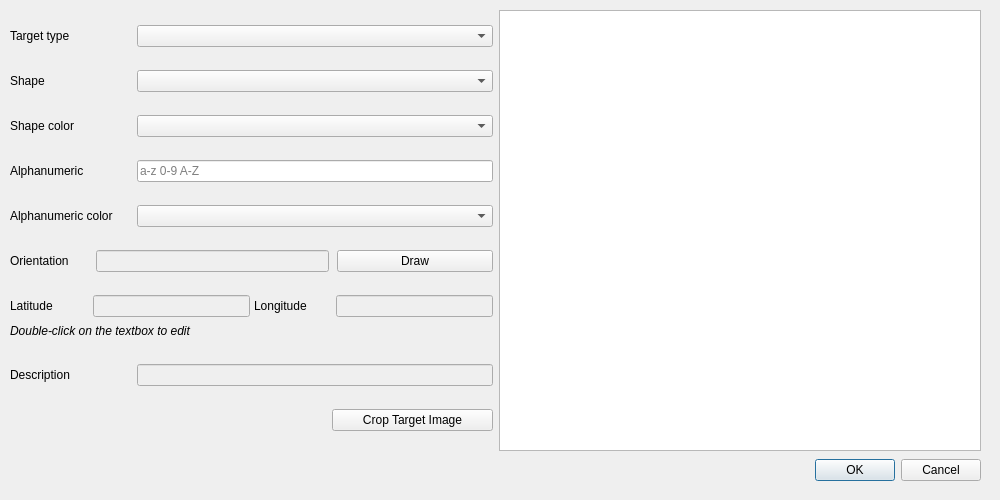
Team-Guardian/tagger, file gui/ui/ui_interopTarget.ui: the form before one commit.
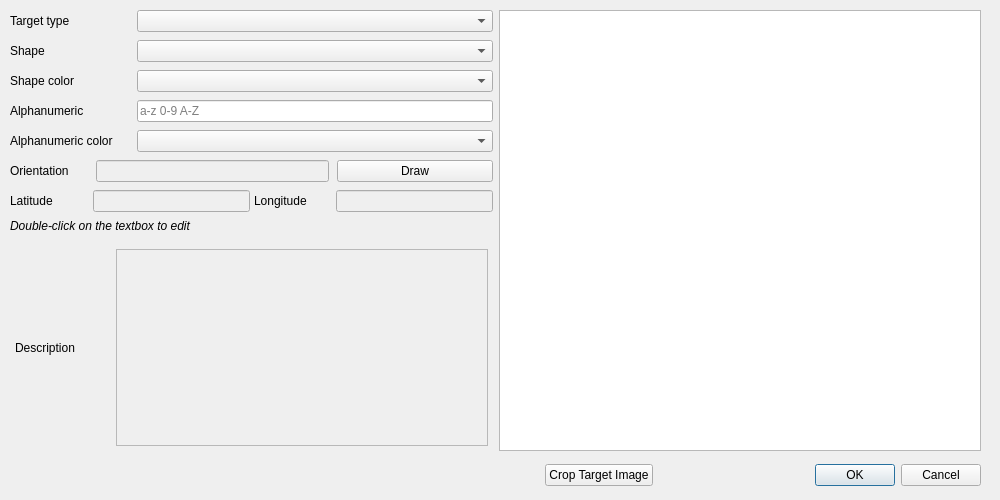
The form after the commit. Custom widgets are drawn as their Qt base class.

Commit message: Added orientation selection tool, implemented proper target deletion, improved stability and error handling

Patch:
```diff
--- a/gui/ui/ui_interopTarget.ui
+++ b/gui/ui/ui_interopTarget.ui
@@ -25,22 +25,6 @@
   <property name="modal">
    <bool>true</bool>
   </property>
-  <widget class="QDialogButtonBox" name="buttonBox">
-   <property name="geometry">
-    <rect>
-     <x>640</x>
-     <y>450</y>
-     <width>341</width>
-     <height>41</height>
-    </rect>
-   </property>
-   <property name="orientation">
-    <enum>Qt::Horizontal</enum>
-   </property>
-   <property name="standardButtons">
-    <set>QDialogButtonBox::Cancel|QDialogButtonBox::Ok</set>
-   </property>
-  </widget>
   <widget class="QWidget" name="horizontalLayoutWidget">
    <property name="geometry">
     <rect>
@@ -52,7 +36,7 @@
    </property>
    <layout class="QHBoxLayout" name="horizontalLayout_9" stretch="1,1">
     <item>
-     <layout class="QVBoxLayout" name="verticalLayout" stretch="2,2,2,2,2,2,2,2,2">
+     <layout class="QVBoxLayout" name="verticalLayout" stretch="2,2,2,2,2,2,2,5">
       <property name="spacing">
        <number>8</number>
       </property>
@@ -237,7 +221,19 @@
        </layout>
       </item>
       <item>
-       <layout class="QHBoxLayout" name="horizontalLayout_6" stretch="1,3">
+       <layout class="QHBoxLayout" name="horizontalLayout_6" stretch="1,4">
+        <property name="leftMargin">
+         <number>5</number>
+        </property>
+        <property name="topMargin">
+         <number>5</number>
+        </property>
+        <property name="rightMargin">
+         <number>5</number>
+        </property>
+        <property name="bottomMargin">
+         <number>5</number>
+        </property>
         <item>
          <widget class="QLabel" name="label_description">
           <property name="text">
@@ -246,22 +242,33 @@
          </widget>
         </item>
         <item>
-         <widget class="QLineEdit" name="lineEdit_description">
+         <widget class="QTextEdit" name="textEdit_description">
           <property name="enabled">
            <bool>false</bool>
           </property>
-          <property name="text">
-           <string/>
-          </property>
-          <property name="placeholderText">
-           <string/>
-          </property>
          </widget>
         </item>
        </layout>
       </item>
+     </layout>
+    </item>
       <item>
-       <layout class="QHBoxLayout" name="horizontalLayout_7" stretch="2,1">
+     <widget class="TargetViewer" name="viewer_target"/>
+    </item>
+   </layout>
+  </widget>
+  <widget class="QWidget" name="horizontalLayoutWidget_2">
+   <property name="geometry">
+    <rect>
+     <x>10</x>
+     <y>450</y>
+     <width>971</width>
+     <height>51</height>
+    </rect>
+   </property>
+   <layout class="QHBoxLayout" name="horizontalLayout_10" stretch="2,1">
+    <item>
+     <layout class="QHBoxLayout" name="horizontalLayout_7" stretch="2,0">
         <item>
          <spacer name="horizontalSpacer">
           <property name="orientation">
@@ -284,10 +291,15 @@
         </item>
        </layout>
       </item>
-     </layout>
-    </item>
     <item>
-     <widget class="TargetViewer" name="viewer_target"/>
+     <widget class="QDialogButtonBox" name="buttonBox">
+      <property name="orientation">
+       <enum>Qt::Horizontal</enum>
+      </property>
+      <property name="standardButtons">
+       <set>QDialogButtonBox::Cancel|QDialogButtonBox::Ok</set>
+      </property>
+     </widget>
     </item>
    </layout>
   </widget>
```
Left out of the diff: 2 changed lines with no effect on the pictures. Lines whose indentation alone changed are shown as unchanged. The commit also changes 5 other files.
